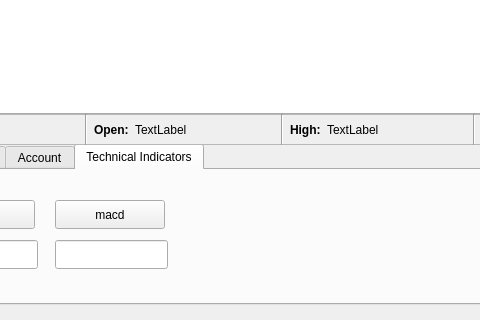
First picture: the form in chartWidget.ui, repository ellamental/pyTrade, before the edit; both pictures show x 97 to 577 and y 736 to 1056 of the 1076 by 1056 pixel window.
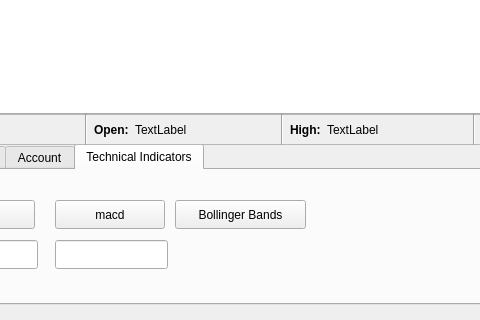
Second picture: the form after the edit.

Commit message:
Added forEachPeriod, added color to drawLines and added bollinger bands.
forEachPeriod simplifies the implementation of many indicators

What changed in the file:
```diff
--- a/chartWidget.ui
+++ b/chartWidget.ui
@@ -473,6 +473,19 @@
       </rect>
      </property>
     </widget>
+    <widget class="QPushButton" name="bollingerBands">
+     <property name="geometry">
+      <rect>
+       <x>270</x>
+       <y>30</y>
+       <width>131</width>
+       <height>29</height>
+      </rect>
+     </property>
+     <property name="text">
+      <string>Bollinger Bands</string>
+     </property>
+    </widget>
    </widget>
   </widget>
   <widget class="QPushButton" name="nextDay">
```
The commit also changes 2 other files.
